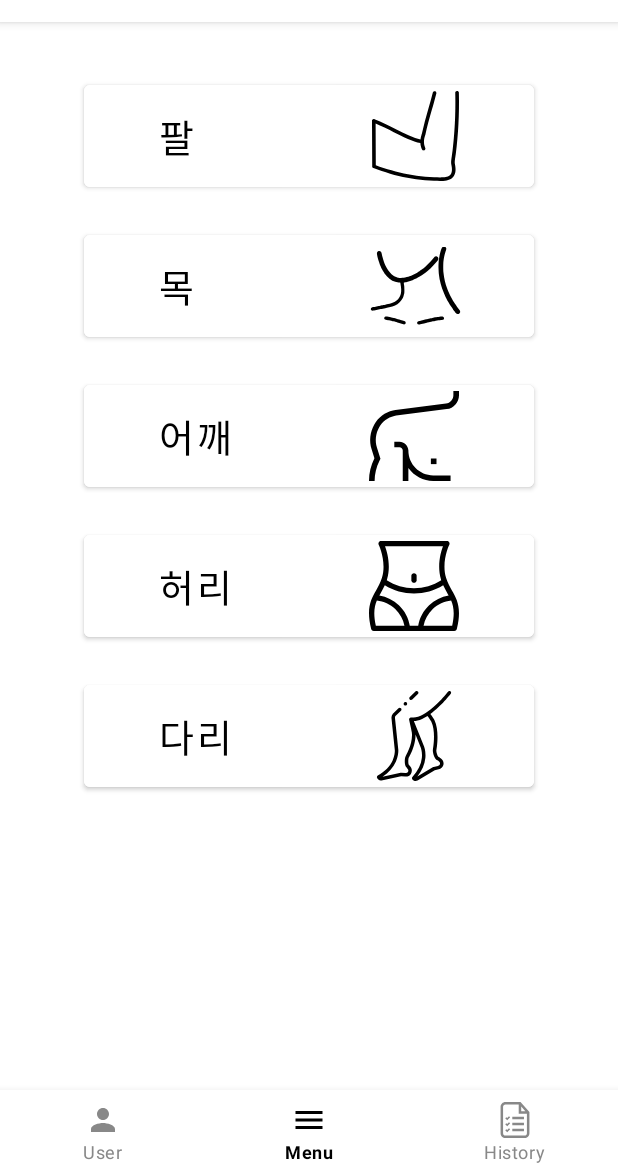
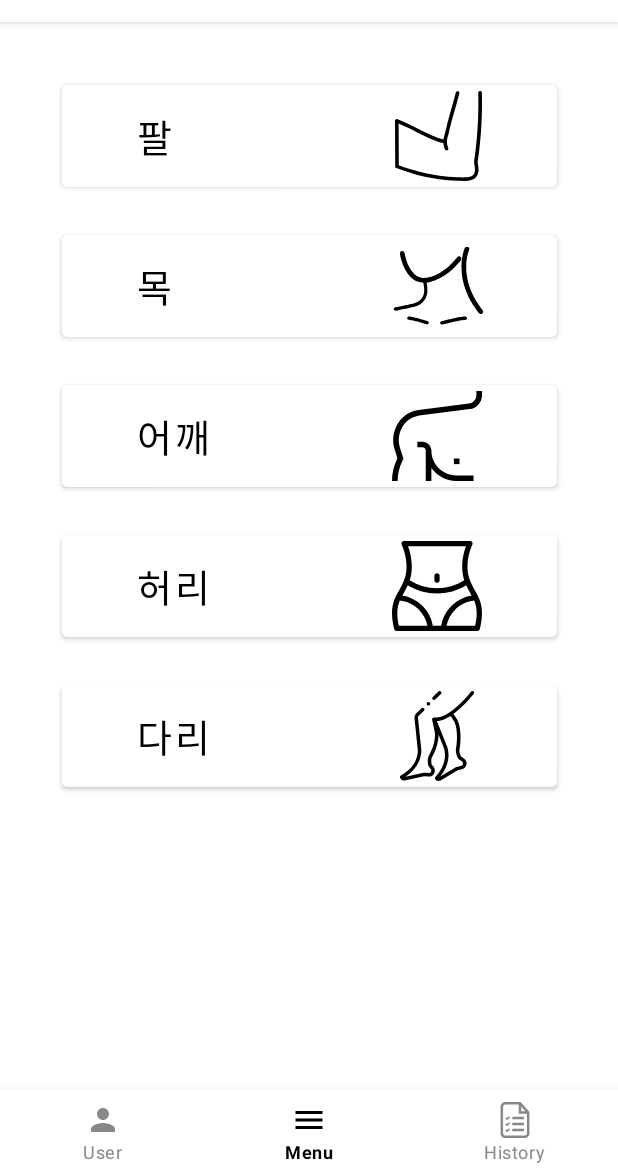
Before and after one commit to sihyun0506/Rehabili_Sample01, an Android app: the screen it shows after launch (MainActivity), on a phone screen of 412 x 824 dp, the part 62-1236 px from its top. Run offline under Robolectric (Android 15) with nearby library versions, the light colour scheme and no system bars; our stand-ins replace navigation-ui.

Commit message:
재활기록 표시화면 수정

```diff
--- a/app/src/main/res/layout/fragment_home.xml
+++ b/app/src/main/res/layout/fragment_home.xml
@@ -8,7 +8,7 @@
     >
     <Button
         android:id="@+id/btn_1"
-        android:layout_width="300dp"
+        android:layout_width="330dp"
         android:layout_height="wrap_content"
         android:layout_marginTop="36dp"
         android:backgroundTint="@color/white"
@@ -25,7 +25,7 @@
 
     <Button
         android:id="@+id/btn_2"
-        android:layout_width="300dp"
+        android:layout_width="330dp"
         android:layout_height="wrap_content"
         android:layout_marginTop="20dp"
         android:backgroundTint="@color/white"
@@ -44,7 +44,7 @@
 
     <Button
         android:id="@+id/btn_3"
-        android:layout_width="300dp"
+        android:layout_width="330dp"
         android:layout_height="wrap_content"
         android:layout_marginTop="20dp"
         android:backgroundTint="@color/white"
@@ -62,7 +62,7 @@
 
     <Button
         android:id="@+id/btn_4"
-        android:layout_width="300dp"
+        android:layout_width="330dp"
         android:layout_height="wrap_content"
         android:layout_marginTop="20dp"
         android:backgroundTint="@color/white"
@@ -80,7 +80,7 @@
 
     <Button
         android:id="@+id/btn_5"
-        android:layout_width="300dp"
+        android:layout_width="330dp"
         android:layout_height="wrap_content"
         android:layout_marginTop="20dp"
         android:backgroundTint="@color/white"
```
